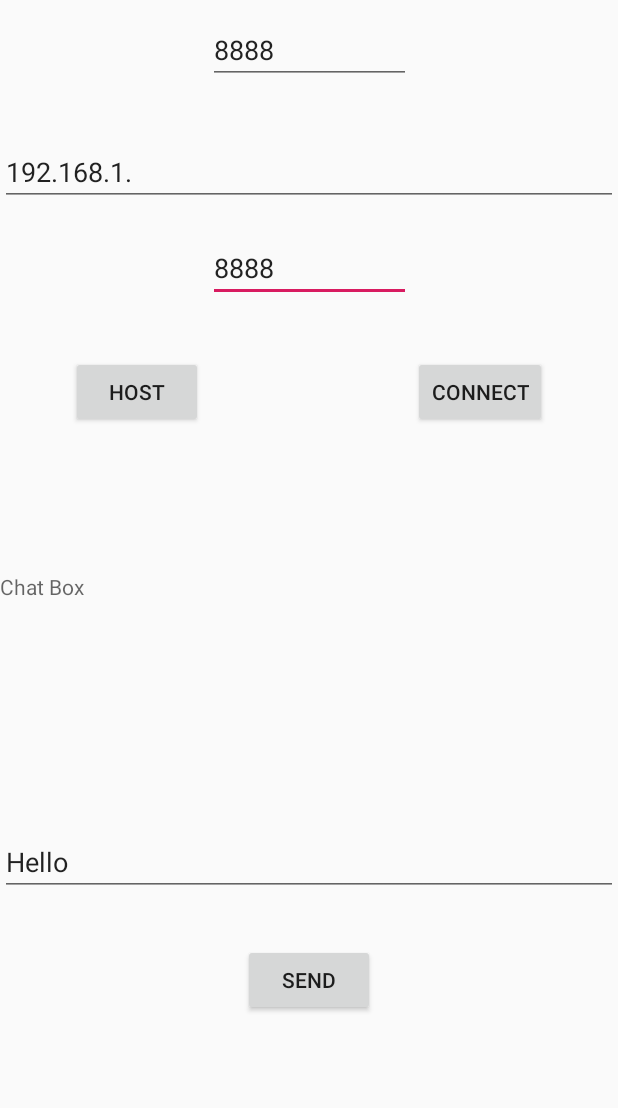
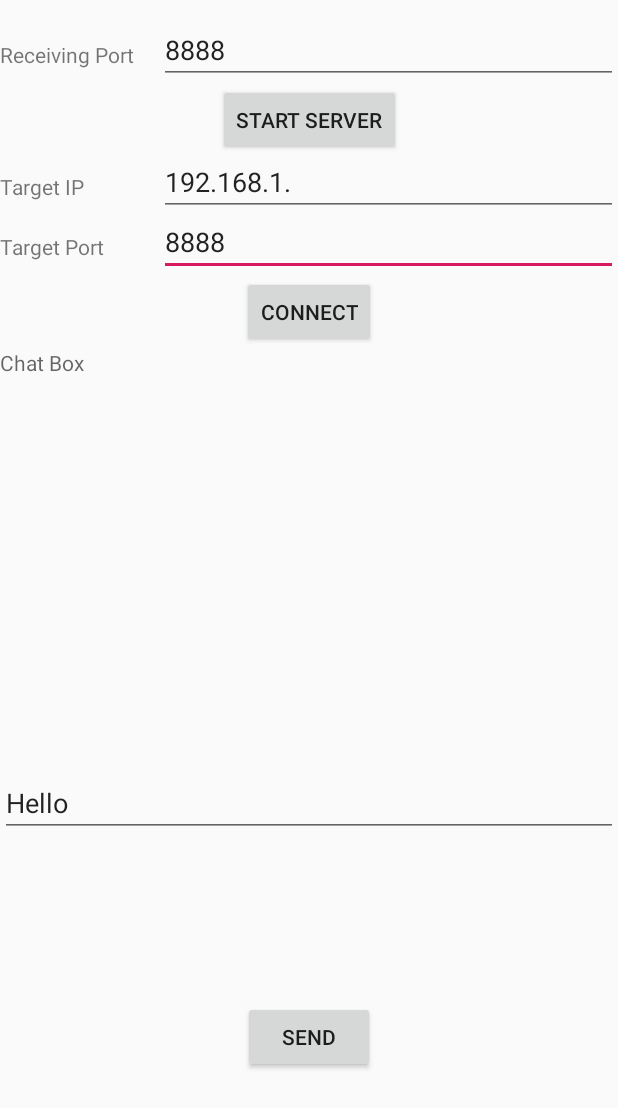
Before and after one commit to Partha-Sarker/Peer-2-Peer-messaging-app, an Android app: the screen it shows after launch (MainActivity), on a phone screen of 412 x 824 dp. Shown: the top 1108 px of the screen. Run offline under Robolectric (Android 15) with nearby library versions, the phone set to English and light mode, and no system bars.

Commit message:
GUI updated

```diff
--- a/app/src/main/java/com/example/p2pmessagingapp/MainActivity.java
+++ b/app/src/main/java/com/example/p2pmessagingapp/MainActivity.java
@@ -3,7 +3,6 @@ package com.example.p2pmessagingapp;
 import androidx.appcompat.app.AppCompatActivity;
 
 import android.os.Bundle;
-import android.os.Debug;
 import android.os.Handler;
 import android.os.Message;
 import android.util.Log;
@@ -55,7 +54,7 @@ public class MainActivity extends AppCompatActivity{
         chatText = findViewById(R.id.chatText);
     }
 
-    public void onHostClicked(View v){
+    public void onStartServerClicked(View v){
         String port = receivePortEditText.getText().toString();
         serverClass = new ServerClass(Integer.parseInt(port));
         serverClass.start();
--- a/app/src/main/res/layout/activity_main.xml
+++ b/app/src/main/res/layout/activity_main.xml
@@ -8,49 +8,55 @@
 
     <EditText
         android:id="@+id/targetPortEditText"
-        android:layout_width="135dp"
+        android:layout_width="0dp"
         android:layout_height="40dp"
-        android:layout_marginTop="24dp"
         android:ems="10"
         android:hint="Target Port"
         android:inputType="number"
         android:text="8888"
+        app:layout_constraintBottom_toBottomOf="parent"
         app:layout_constraintEnd_toEndOf="parent"
-        app:layout_constraintStart_toStartOf="parent"
-        app:layout_constraintTop_toBottomOf="@+id/targetIPEditText" />
+        app:layout_constraintHorizontal_bias="0.0"
+        app:layout_constraintStart_toStartOf="@+id/targetIPEditText"
+        app:layout_constraintTop_toBottomOf="@+id/targetIPEditText"
+        app:layout_constraintVertical_bias="0.0" />
 
     <EditText
         android:id="@+id/receiveEditText"
-        android:layout_width="135dp"
+        android:layout_width="0dp"
         android:layout_height="40dp"
+        android:layout_marginStart="16dp"
         android:layout_marginTop="16dp"
         android:ems="10"
         android:hint="Receive Port"
         android:inputType="number"
         android:text="8888"
+        app:layout_constraintBottom_toBottomOf="parent"
         app:layout_constraintEnd_toEndOf="parent"
-        app:layout_constraintHorizontal_bias="0.502"
-        app:layout_constraintStart_toStartOf="parent"
-        app:layout_constraintTop_toTopOf="parent" />
+        app:layout_constraintHorizontal_bias="0.16"
+        app:layout_constraintStart_toEndOf="@+id/receivingPortText"
+        app:layout_constraintTop_toTopOf="parent"
+        app:layout_constraintVertical_bias="0.0" />
 
     <EditText
         android:id="@+id/targetIPEditText"
         android:layout_width="0dp"
-        android:layout_height="wrap_content"
-        android:layout_marginTop="36dp"
+        android:layout_height="40dp"
         android:ems="10"
         android:hint="Target IP"
         android:inputType="textPersonName"
         android:text="192.168.1."
+        app:layout_constraintBottom_toBottomOf="parent"
         app:layout_constraintEnd_toEndOf="parent"
-        app:layout_constraintStart_toStartOf="parent"
-        app:layout_constraintTop_toBottomOf="@+id/receiveEditText" />
+        app:layout_constraintHorizontal_bias="0.0"
+        app:layout_constraintStart_toStartOf="@+id/receiveEditText"
+        app:layout_constraintTop_toBottomOf="@+id/hostButton"
+        app:layout_constraintVertical_bias="0.0" />
 
     <EditText
         android:id="@+id/messageEditText"
         android:layout_width="0dp"
         android:layout_height="wrap_content"
-        android:layout_marginTop="16dp"
         android:ems="10"
         android:hint="Message"
         android:inputType="textPersonName"
@@ -66,52 +72,80 @@
         android:id="@+id/sendButton"
         android:layout_width="wrap_content"
         android:layout_height="wrap_content"
-        android:layout_marginTop="32dp"
         android:onClick="onSendClicked"
         android:text="Send"
         app:layout_constraintBottom_toBottomOf="parent"
         app:layout_constraintEnd_toEndOf="parent"
         app:layout_constraintStart_toStartOf="parent"
-        app:layout_constraintTop_toBottomOf="@+id/messageEditText"
-        app:layout_constraintVertical_bias="0.0" />
+        app:layout_constraintTop_toBottomOf="@+id/messageEditText" />
 
     <TextView
         android:id="@+id/chatText"
         android:layout_width="0dp"
-        android:layout_height="140dp"
+        android:layout_height="264dp"
         android:hint="Chat Box"
         app:layout_constraintBottom_toBottomOf="parent"
         app:layout_constraintEnd_toEndOf="parent"
         app:layout_constraintHorizontal_bias="1.0"
         app:layout_constraintStart_toStartOf="parent"
-        app:layout_constraintTop_toBottomOf="@+id/hostButton"
-        app:layout_constraintVertical_bias="0.24000001" />
+        app:layout_constraintTop_toBottomOf="@+id/connectButton"
+        app:layout_constraintVertical_bias="0.0" />
 
     <Button
         android:id="@+id/hostButton"
         android:layout_width="wrap_content"
         android:layout_height="wrap_content"
-        android:layout_marginTop="36dp"
-        android:onClick="onHostClicked"
-        android:text="host"
+        android:onClick="onStartServerClicked"
+        android:text="Start Server"
         app:layout_constraintBottom_toBottomOf="parent"
-        app:layout_constraintEnd_toStartOf="@+id/connectButton"
+        app:layout_constraintEnd_toEndOf="parent"
         app:layout_constraintStart_toStartOf="parent"
-        app:layout_constraintTop_toBottomOf="@+id/targetPortEditText"
+        app:layout_constraintTop_toBottomOf="@+id/receiveEditText"
         app:layout_constraintVertical_bias="0.0" />
 
     <Button
         android:id="@+id/connectButton"
         android:layout_width="wrap_content"
         android:layout_height="wrap_content"
-        android:layout_marginStart="92dp"
-        android:layout_marginTop="36dp"
         android:onClick="onConnectClicked"
         android:text="Connect"
-        app:layout_constraintBottom_toBottomOf="@+id/hostButton"
+        app:layout_constraintBottom_toBottomOf="parent"
         app:layout_constraintEnd_toEndOf="parent"
-        app:layout_constraintStart_toEndOf="@+id/hostButton"
+        app:layout_constraintStart_toStartOf="parent"
         app:layout_constraintTop_toBottomOf="@+id/targetPortEditText"
-        app:layout_constraintVertical_bias="1.0" />
+        app:layout_constraintVertical_bias="0.0" />
+
+    <TextView
+        android:id="@+id/receivingPortText"
+        android:layout_width="wrap_content"
+        android:layout_height="wrap_content"
+        android:text="Receiving Port"
+        app:layout_constraintBottom_toBottomOf="@+id/receiveEditText"
+        app:layout_constraintEnd_toEndOf="parent"
+        app:layout_constraintHorizontal_bias="0.0"
+        app:layout_constraintStart_toStartOf="parent"
+        app:layout_constraintTop_toTopOf="@+id/receiveEditText" />
+
+    <TextView
+        android:id="@+id/targetIPText"
+        android:layout_width="wrap_content"
+        android:layout_height="wrap_content"
+        android:text="Target IP"
+        app:layout_constraintBottom_toBottomOf="@+id/targetIPEditText"
+        app:layout_constraintEnd_toEndOf="parent"
+        app:layout_constraintHorizontal_bias="0.0"
+        app:layout_constraintStart_toStartOf="parent"
+        app:layout_constraintTop_toBottomOf="@+id/hostButton" />
+
+    <TextView
+        android:id="@+id/targetPortText"
+        android:layout_width="wrap_content"
+        android:layout_height="wrap_content"
+        android:text="Target Port"
+        app:layout_constraintBottom_toTopOf="@+id/connectButton"
+        app:layout_constraintEnd_toEndOf="parent"
+        app:layout_constraintHorizontal_bias="0.0"
+        app:layout_constraintStart_toStartOf="parent"
+        app:layout_constraintTop_toTopOf="@+id/targetPortEditText" />
 
 </androidx.constraintlayout.widget.ConstraintLayout>
```
